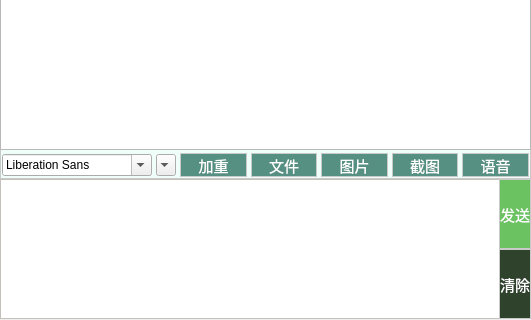
Qt form QBox/talkwindow.ui (BuleHell/QBox) before a commit; both pictures show x 0 to 531 and y 192 to 512 of the 531 by 512 pixel window.
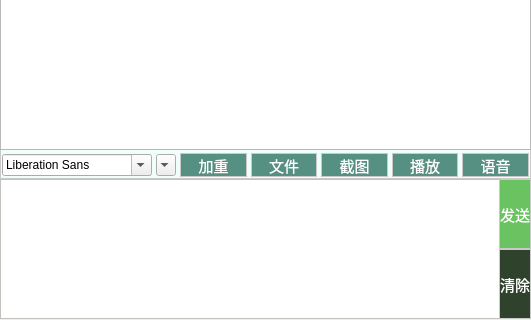
The same form after that commit. Icons and pictures are not drawn.

Commit message: 录音代码（C），播放录音代码（C），截图代码（C/S）基本完成，稍有不当之处，再做修改

The edit to the form file:
```diff
--- a/QBox/talkwindow.ui
+++ b/QBox/talkwindow.ui
@@ -196,19 +196,6 @@
           </property>
          </widget>
         </item>
-        <item>
-         <widget class="QToolButton" name="tbImg">
-          <property name="sizePolicy">
-           <sizepolicy hsizetype="Expanding" vsizetype="Fixed">
-            <horstretch>0</horstretch>
-            <verstretch>0</verstretch>
-           </sizepolicy>
-          </property>
-          <property name="text">
-           <string>图片</string>
-          </property>
-         </widget>
-        </item>
         <item>
          <widget class="QToolButton" name="tbCutPic">
           <property name="sizePolicy">
@@ -222,6 +209,19 @@
           </property>
          </widget>
         </item>
+        <item>
+         <widget class="QToolButton" name="tbPlay">
+          <property name="sizePolicy">
+           <sizepolicy hsizetype="Expanding" vsizetype="Fixed">
+            <horstretch>0</horstretch>
+            <verstretch>0</verstretch>
+           </sizepolicy>
+          </property>
+          <property name="text">
+           <string>播放</string>
+          </property>
+         </widget>
+        </item>
         <item>
          <widget class="QToolButton" name="tbVoice">
           <property name="sizePolicy">
```
Left out of the diff: 46 changed lines with no effect on the pictures. The commit also changes 18 other files.
